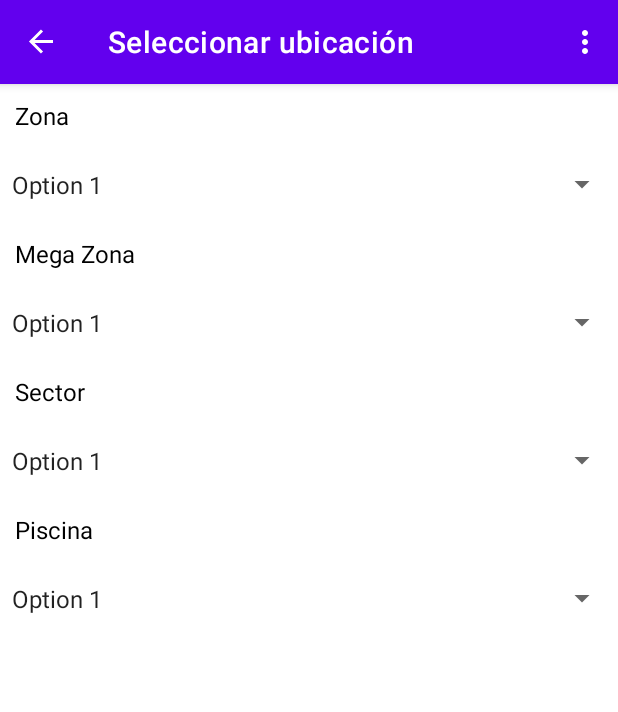
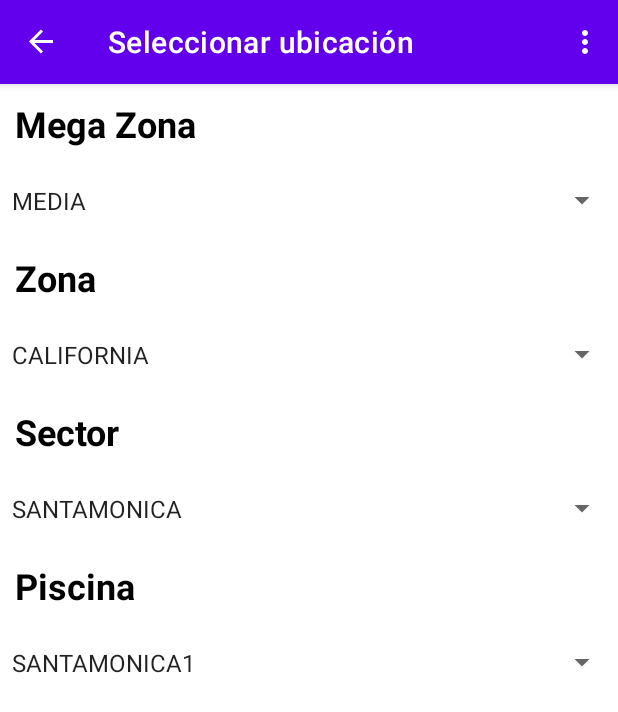
Before and after one commit to Javierlucho/UHF12, an Android app: the screen it shows after launch (MainActivity), after a tap on "UBICAR", on a phone screen of 412 x 824 dp. Shown: the top 712 px of the screen. Run offline under Robolectric (Android 15) with nearby library versions, the phone set to English and light mode, and no system bars; our stand-ins replace ButterKnife, Room's generated code, RxJava, navigation-ui; libraries missing offline, so code that uses them is left out: cn.pda.serialport, com.handheld.uhfr, com.uhf.api; pictures from the network do not load; 4 statements that could not run were skipped.

Commit message:
TIU-17 Create Location and Catalog asociation in UI

```diff
--- a/app/src/main/java/com/pda/uhf_g/data/local/entities/ListItem.java
+++ b/app/src/main/java/com/pda/uhf_g/data/local/entities/ListItem.java
@@ -4,11 +4,16 @@ public class ListItem {
     private int imageResId;
     private String title;
 
-    public ListItem(int imageResId, String title) {
+    private int position;
+
+    private boolean isSelected;
+
+    public ListItem(int imageResId, String title, int position) {
         this.setImageResId(imageResId);
         this.setTitle(title);
+        this.setSelected(false);
+        this.setPosition(position);
     }
-
 
     public int getImageResId() {
         return imageResId;
@@ -25,4 +30,20 @@ public class ListItem {
     public void setTitle(String title) {
         this.title = title;
     }
+
+    public boolean isSelected() {
+        return isSelected;
+    }
+
+    public void setSelected(boolean selected) {
+        isSelected = selected;
+    }
+
+    public int getPosition() {
+        return position;
+    }
+
+    public void setPosition(int position) {
+        this.position = position;
+    }
 }
--- a/app/src/main/java/com/pda/uhf_g/data/local/entities/Location.java
+++ b/app/src/main/java/com/pda/uhf_g/data/local/entities/Location.java
@@ -5,4 +5,15 @@ public class Location {
     private String zona;
     private String sector;
     private String piscina;
+
+    public Location(String mega_zona, String zona, String sector, String piscina) {
+        this.mega_zona = mega_zona;
+        this.zona = zona;
+        this.sector = sector;
+        this.piscina = piscina;
+    }
+
+    public String getPiscina() {
+        return piscina;
+    }
 }
--- a/app/src/main/java/com/pda/uhf_g/ui/fragment/InventoryIPSPFragment.java
+++ b/app/src/main/java/com/pda/uhf_g/ui/fragment/InventoryIPSPFragment.java
@@ -78,6 +78,9 @@ public class InventoryIPSPFragment extends BaseFragment {
     @BindView(R.id.tv_afid)
     TextView tvAfid;
 
+    @BindView(R.id.tv_piscina)
+    TextView tvPiscina;
+
 
     private final Map<String, TagInfo> tagInfoMap = new LinkedHashMap<>();//
     private final List<TagInfo> tagInfoList = new ArrayList<>();//
@@ -149,7 +152,6 @@ public class InventoryIPSPFragment extends BaseFragment {
         viewModel.getCurrentTag().observe(getViewLifecycleOwner(), tagData -> {
             tvAfid.setText(tagData.getAfid());
             tvTid.setText(tagData.getTid());
-            tvName.setText(tagData.getName());
             stopInventory();
         });
         btnLocation.setOnClickListener( v -> {
@@ -157,6 +159,13 @@ public class InventoryIPSPFragment extends BaseFragment {
         });
         btnCatalog.setOnClickListener( v -> {
             findNavController(this).navigate(R.id.action_inventoryIPSPFragment_to_catalogFragment);
+        });
+        viewModel.getSelectedItem().observe(getViewLifecycleOwner(), item -> {
+            tvName.setText(item.getTitle());
+        });
+
+        viewModel.getSelectedLocation().observe(getViewLifecycleOwner(), location -> {
+            tvPiscina.setText(location.getPiscina());
         });
 
     }
--- a/app/src/main/java/com/pda/uhf_g/ui/fragment/LocationFragment.java
+++ b/app/src/main/java/com/pda/uhf_g/ui/fragment/LocationFragment.java
@@ -5,7 +5,8 @@ import android.util.Log;
 import android.view.LayoutInflater;
 import android.view.View;
 import android.view.ViewGroup;
-import android.widget.Button;
+import android.widget.AdapterView;
+import android.widget.Spinner;
 
 import androidx.annotation.NonNull;
 import androidx.lifecycle.ViewModelProvider;
@@ -16,7 +17,6 @@ import com.pda.uhf_g.ui.base.BaseFragment;
 import com.pda.uhf_g.ui.viewmodel.InventoryViewModel;
 import com.pda.uhf_g.util.LogUtil;
 import com.pda.uhf_g.util.SharedUtil;
-import com.pda.uhf_g.util.UtilSound;
 
 import java.text.SimpleDateFormat;
 import java.util.Locale;
@@ -24,8 +24,9 @@ import java.util.Locale;
 import butterknife.BindView;
 import butterknife.ButterKnife;
 
-public class LocationFragment extends BaseFragment {
-
+public class LocationFragment extends BaseFragment implements AdapterView.OnItemSelectedListener {
+    @BindView(R.id.spinner_piscina)
+    Spinner spinnerPiscina;
     private InventoryViewModel viewModel;
 
     private MainActivity mainActivity ;
@@ -34,13 +35,9 @@ public class LocationFragment extends BaseFragment {
     private final SimpleDateFormat formatter = new SimpleDateFormat("HH:mm:ss", Locale.getDefault());
     SharedUtil sharedUtil ;
 
-
-
-
     public LocationFragment() {
 
     }
-
 
     @Override
     public void onCreate(Bundle savedInstanceState) {
@@ -53,9 +50,7 @@ public class LocationFragment extends BaseFragment {
         super.onViewCreated(view, savedInstanceState);
         viewModel = new ViewModelProvider(requireActivity()).get(InventoryViewModel.class);
 
-        viewModel.getCurrentTag().observe(getViewLifecycleOwner(), tagData -> {
 
-        });
     }
 
     @Override
@@ -85,7 +80,21 @@ public class LocationFragment extends BaseFragment {
         ButterKnife.bind(this, view);
         LogUtil.e("onCreateView()");
         sharedUtil = new SharedUtil(mainActivity);
+
+        spinnerPiscina.setOnItemSelectedListener(this);
         return view;
     }
 
+    @Override
+    public void onItemSelected(AdapterView<?> adapterView, View view, int pos, long l) {
+        Object selectedItem = adapterView.getItemAtPosition(pos);
+        String selectedString = (String) selectedItem;
+        Log.d("pang", selectedString);
+        viewModel.setSelectedLocation("", "", "", selectedString);
+    }
+
+    @Override
+    public void onNothingSelected(AdapterView<?> adapterView) {
+
+    }
 }
--- a/app/src/main/java/com/pda/uhf_g/ui/viewmodel/InventoryViewModel.java
+++ b/app/src/main/java/com/pda/uhf_g/ui/viewmodel/InventoryViewModel.java
@@ -9,13 +9,17 @@ import androidx.lifecycle.AndroidViewModel;
 import androidx.lifecycle.MutableLiveData;
 import androidx.lifecycle.LiveData;
 
+import com.pda.uhf_g.R;
 import com.pda.uhf_g.data.local.ItemsLocalDataSource;
+import com.pda.uhf_g.data.local.entities.ListItem;
+import com.pda.uhf_g.data.local.entities.Location;
 import com.pda.uhf_g.data.remote.ItemsRemoteDataSource;
 import com.pda.uhf_g.data.gps.GPSInfo;
 import com.pda.uhf_g.data.local.entities.TagData;
 import com.pda.uhf_g.data.local.entities.TagInfo;
 import com.pda.uhf_g.data.repository.ItemsRepository;
 
+import java.util.ArrayList;
 import java.util.List;
 
 import io.reactivex.rxjava3.android.schedulers.AndroidSchedulers;
@@ -24,10 +28,20 @@ public class InventoryViewModel extends AndroidViewModel {
     private final MutableLiveData<GPSInfo> currentLocation = new MutableLiveData<GPSInfo>();
     private final MutableLiveData<TagData> currentTag = new MutableLiveData<TagData>();
 
+    private final MutableLiveData<Location> selected_location = new MutableLiveData<Location>();
+
+    private final MutableLiveData<ListItem> selected_item = new MutableLiveData<ListItem>();
+
+    List<ListItem> items = new ArrayList<>();
+
+
+
     private ItemsRepository itemsRepository;
     private List<TagInfo> tagInfoList;
     public InventoryViewModel(@NonNull Application application) {
         super(application);
+
+        fillItems();
 
         ItemsLocalDataSource local = new ItemsLocalDataSource(application.getApplicationContext());
         ItemsRemoteDataSource remote = new ItemsRemoteDataSource();
@@ -79,6 +93,43 @@ public class InventoryViewModel extends AndroidViewModel {
         return null;
     }
 
+    public MutableLiveData<Location> getSelectedLocation() {
+        return selected_location;
+    }
+
+
+    public void setSelectedLocation(String megazona, String zona, String sector, String piscina) {
+        Location location = new Location(megazona, zona, sector, piscina);
+        selected_location.setValue(location);
+    }
+    public void setSelectedItem(ListItem item) {
+        selected_item.setValue(item);
+    }
+
+    public MutableLiveData<ListItem> getSelectedItem() {
+        return selected_item;
+    }
+
+    public void deselectItem() {
+        selected_item.setValue(null);
+    }
+
+    private void fillItems(){
+        items.add(new ListItem(R.drawable.button_disenabled_background, "Item 1", 0));
+        items.add(new ListItem(R.drawable.button_disenabled_background, "Item 2", 1));
+        items.add(new ListItem(R.drawable.button_disenabled_background, "Item 3", 2));
+        items.add(new ListItem(R.drawable.button_disenabled_background, "Item 4", 3));
+        items.add(new ListItem(R.drawable.button_disenabled_background, "Item 5", 4));
+        items.add(new ListItem(R.drawable.button_disenabled_background, "Item 6", 5));
+        items.add(new ListItem(R.drawable.button_disenabled_background, "Item 7", 6));
+        items.add(new ListItem(R.drawable.button_disenabled_background, "Item 8", 7));
+        items.add(new ListItem(R.drawable.button_disenabled_background, "Item 9", 8));
+        items.add(new ListItem(R.drawable.button_disenabled_background, "Item 10", 9));
+    }
+
+    public List<ListItem> getItems() {
+        return items;
+    }
 
 
 }
--- a/app/src/main/res/layout/fragment_location.xml
+++ b/app/src/main/res/layout/fragment_location.xml
@@ -10,46 +10,47 @@
     <com.google.android.material.textfield.TextInputLayout
         android:layout_width="match_parent"
         android:layout_height="wrap_content"
+        android:hint="@string/megazona">
+
+
+        <TextView
+            android:id="@+id/label_mega_zona"
+            style="@style/spinnerLabel"
+            android:layout_width="match_parent"
+            android:layout_height="wrap_content"
+            android:padding="10dp"
+            android:text="@string/megazona"
+            android:textColor="@color/black" />
+
+        <Spinner
+            android:id="@+id/spinner_mega_zona"
+            android:layout_width="match_parent"
+            android:layout_height="50dp"
+            android:entries="@array/mega_zona_array" />
+    </com.google.android.material.textfield.TextInputLayout>
+
+    <com.google.android.material.textfield.TextInputLayout
+        android:layout_width="match_parent"
+        android:layout_height="wrap_content"
         android:hint="@string/zona">
 
-        <TextView xmlns:android="http://schemas.android.com/apk/res/android"
+        <TextView
             android:id="@+id/label_zona"
+            style="@style/spinnerLabel"
             android:layout_width="match_parent"
             android:layout_height="wrap_content"
             android:padding="10dp"
             android:text="@string/zona"
-            android:textColor="@color/black"
-            android:textSize="16sp" />
+            android:textColor="@color/black" />
 
         <Spinner
-            android:id="@+id/list_zona"
+            android:id="@+id/spinner_zona"
             android:layout_width="match_parent"
             android:layout_height="50dp"
             android:entries="@array/zona_array" />
     </com.google.android.material.textfield.TextInputLayout>
 
-    <com.google.android.material.textfield.TextInputLayout
-        android:id="@+id/textInputLayout12"
-        android:layout_width="match_parent"
-        android:layout_height="wrap_content"
-        android:hint="@string/megazona">
 
-
-        <TextView xmlns:android="http://schemas.android.com/apk/res/android"
-            android:id="@+id/textViewPriorities"
-            android:layout_width="match_parent"
-            android:layout_height="wrap_content"
-            android:padding="10dp"
-            android:text="@string/megazona"
-            android:textColor="@color/black"
-            android:textSize="16sp" />
-
-        <Spinner
-            android:id="@+id/my_spinner"
-            android:layout_width="match_parent"
-            android:layout_height="50dp"
-            android:entries="@array/zona_array" />
-    </com.google.android.material.textfield.TextInputLayout>
 
     <com.google.android.material.textfield.TextInputLayout
         android:id="@+id/textInputLayout13"
@@ -57,20 +58,21 @@
         android:layout_height="wrap_content"
         android:hint="@string/sector">
 
-        <TextView xmlns:android="http://schemas.android.com/apk/res/android"
-            android:id="@+id/textViewPriorities"
+        <TextView
+            android:id="@+id/label_sector"
+            style="@style/spinnerLabel"
             android:layout_width="match_parent"
             android:layout_height="wrap_content"
             android:padding="10dp"
             android:text="@string/sector"
-            android:textColor="@color/black"
-            android:textSize="16sp" />
+            android:textColor="@color/black" />
 
         <Spinner
-            android:id="@+id/my_spinner"
+            android:id="@+id/spinner_sector"
+            style="@style/mySpinnerStyle"
             android:layout_width="match_parent"
             android:layout_height="50dp"
-            android:entries="@array/zona_array" />
+            android:entries="@array/sector_array" />
     </com.google.android.material.textfield.TextInputLayout>
 
     <com.google.android.material.textfield.TextInputLayout
@@ -79,20 +81,20 @@
         android:layout_height="wrap_content"
         android:hint="@string/piscina">
 
-        <TextView xmlns:android="http://schemas.android.com/apk/res/android"
-            android:id="@+id/textViewPriorities"
+        <TextView
+            android:id="@+id/label_piscina"
+            style="@style/spinnerLabel"
             android:layout_width="match_parent"
             android:layout_height="wrap_content"
             android:padding="10dp"
             android:text="@string/piscina"
-            android:textColor="@color/black"
-            android:textSize="16sp" />
+            android:textColor="@color/black" />
 
         <Spinner
-            android:id="@+id/my_spinner"
+            android:id="@+id/spinner_piscina"
             android:layout_width="match_parent"
             android:layout_height="50dp"
-            android:entries="@array/zona_array" />
+            android:entries="@array/piscina_array" />
     </com.google.android.material.textfield.TextInputLayout>
 
 </LinearLayout>
--- a/app/src/main/res/values/strings.xml
+++ b/app/src/main/res/values/strings.xml
@@ -278,9 +278,21 @@
         <item></item>
     </string-array>
 
+    <string-array name="mega_zona_array">
+        <item>MEDIA</item>
+    </string-array>
+
     <string-array name="zona_array">
-        <item>Option 1</item>
-        <item>Option 2</item>
-        <item>Option 3</item>
+        <item>CALIFORNIA</item>
+    </string-array>
+
+    <string-array name="sector_array">
+        <item>SANTAMONICA</item>
+    </string-array>
+
+    <string-array name="piscina_array">
+        <item>SANTAMONICA1</item>
+        <item>SANTAMONICA2</item>
+        <item>SANTAMONICA3</item>
     </string-array>
 </resources>
--- a/app/src/main/res/values/themes.xml
+++ b/app/src/main/res/values/themes.xml
@@ -58,4 +58,10 @@
         <item name="android:textColor">@color/colorWhite</item>
         <item name="android:textSize">16sp</item>
     </style>
+
+    <style name="spinnerLabel"  parent="TextAppearance.AppCompat">
+        <item name="android:textColor">#000000</item>
+        <item name="android:textSize">24sp</item>
+        <item name="android:textStyle">bold</item>
+    </style>
 </resources>
```
Also changed, not shown: app/src/main/java/com/pda/uhf_g/ui/adapter/ListAdapter.java (+37 -9 lines), app/src/main/java/com/pda/uhf_g/ui/fragment/CatalogFragment.java (+4 -24 lines), app/src/main/res/layout/fragment_inventory_ipsp.xml (+6 -8 lines).
